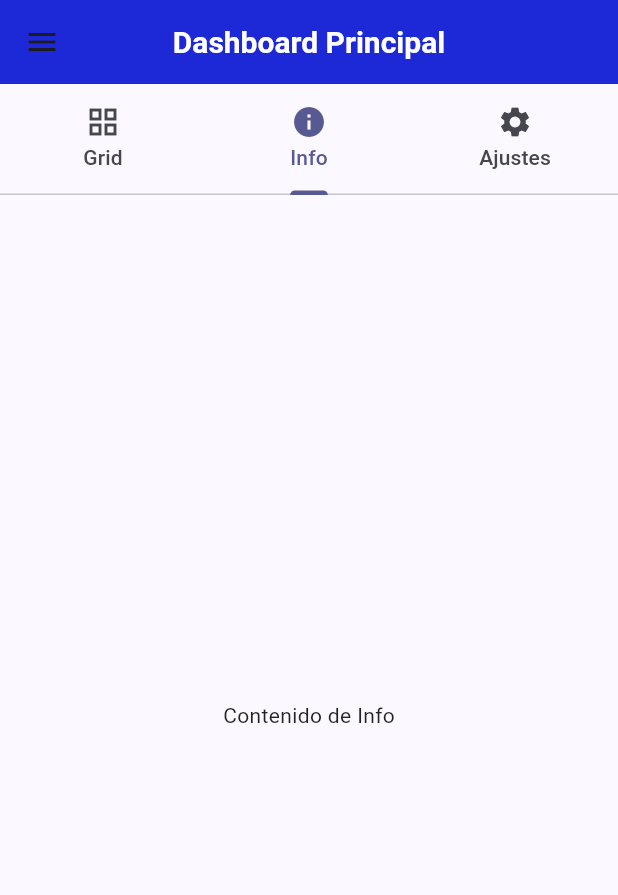
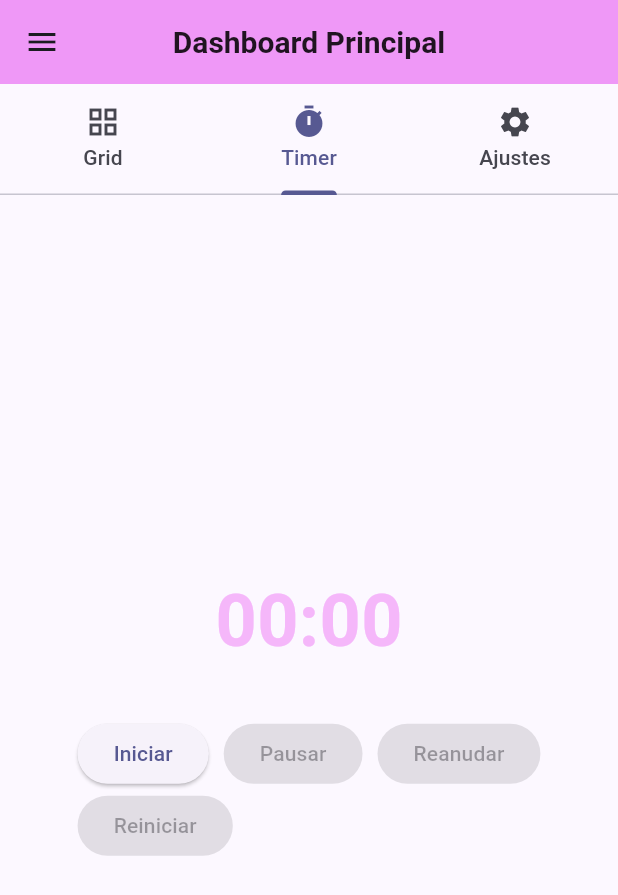
Before and after one commit to NikollduarteR/TalleresMoviles, a Flutter app: the screen it shows after launch, tab 2 chosen, on a phone screen of 412 x 824 dp. Shown: the top 895 px of the screen. Run offline on Flutter 3.47's test engine with Material 3 defaults, Android fonts, the phone set to English and light mode, and no system bars; our stand-ins replace go_router.

Commit message:
(feat) : funcionalidades de future, isolate y timer

```diff
--- a/talleres/lib/Routes/app_router.dart
+++ b/talleres/lib/Routes/app_router.dart
@@ -6,7 +6,9 @@ import '../views/paso_parametros/paso_parametros_screen.dart';
 import '../views/paso_parametros/detalle_screen.dart';
 import '../views/ciclo_vida/ciclo_vida_screen.dart'; // Para CicloVidaScreen
 import 'package:talleres/views/grid/mi_ciclo_vida.dart'; // Para MiCicloVida
-
+import '../views/future/future_view.dart'; // Para FutureView
+import '../views/isolate/isolate_view.dart'; // Para IsolateView
+import '../views/timer/timer_view.dart'; // Para TimerView
 
 final GoRouter appRouter = GoRouter(
   routes: [
@@ -33,6 +35,21 @@ final GoRouter appRouter = GoRouter(
         return DetalleScreen(parametro: parametro, metodoNavegacion: metodo);
       },
     ),
+
+    GoRoute(
+      path: '/registrar',
+      builder: (context, state) => const RegistrarScreen(),
+    ),
+
+    GoRoute(
+      path: '/registrar/:metodo/:valor',
+      builder: (context, state) {
+        final metodo = state.pathParameters['metodo']!;
+        final valor = state.pathParameters['valor']!;
+        return RegistrarDetalleScreen(metodo: metodo, valor: valor);
+      },
+    ),
+
     //!Ruta para el ciclo de vida
     GoRoute(
       path: '/ciclo_vida',
@@ -43,17 +60,25 @@ final GoRouter appRouter = GoRouter(
       path: '/ciclo_vida_demo',
       builder: (context, state) => const MiCicloVida(),
     ),
+
+    //!Ruta para FUTURE
     GoRoute(
-      path: '/registrar',
-      builder: (context, state) => const RegistrarScreen(),
+      path: '/future',
+      name: 'future',
+      builder: (context, state) => const FutureView(),
     ),
+    //!Ruta para ISOLATE
     GoRoute(
-      path: '/registrar/:metodo/:valor',
-      builder: (context, state) {
-        final metodo = state.pathParameters['metodo']!;
-        final valor = state.pathParameters['valor']!;
-        return RegistrarDetalleScreen(metodo: metodo, valor: valor);
-      },
+      path: '/isolate',
+      name: 'isolate',
+      builder: (context, state) => const IsolateView(),
+    ),
+
+    //!Ruta para TIMER
+    GoRoute(
+      path: '/timer',
+      name: 'timer',
+      builder: (context, state) => const TimerView(),
     ),
   ],
 );
--- a/talleres/lib/themes/app_theme.dart
+++ b/talleres/lib/themes/app_theme.dart
@@ -12,9 +12,9 @@ class AppTheme {
       appBarTheme: const AppBarTheme(
         centerTitle: true,
         elevation: 0,
-        backgroundColor: Color.fromARGB(255, 29, 41, 214), // Color del AppBar
+        backgroundColor: Color.fromARGB(255, 239, 152, 247), // Color del AppBar
         titleTextStyle: TextStyle(
-          color: Colors.white, // Texto blanco para el AppBar
+          color: Colors.black87, // Texto blanco para el AppBar
           fontSize: 20,
           fontWeight: FontWeight.bold,
         ),
--- /dev/null
+++ b/talleres/lib/views/timer/timer_view.dart
@@ -0,0 +1,90 @@
+import 'dart:async';
+import 'package:flutter/material.dart';
+
+class TimerView extends StatefulWidget {
+  const TimerView({super.key});
+
+  @override
+  State<TimerView> createState() => TimerViewState();
+}
+
+class TimerViewState extends State<TimerView> {
+  int segundos = 0;
+  Timer? _timer;
+  bool corriendo = false;
+
+  void iniciar() {
+    if (_timer != null && _timer!.isActive) return;
+    setState(() => corriendo = true);
+    _timer = Timer.periodic(const Duration(seconds: 1), (timer) {
+      setState(() => segundos++);
+    });
+  }
+
+  void pausar() {
+    _timer?.cancel();
+    setState(() => corriendo = false);
+  }
+
+  void reanudar() {
+    if (!corriendo) iniciar();
+  }
+
+  void reiniciar() {
+    _timer?.cancel();
+    setState(() {
+      segundos = 0;
+      corriendo = false;
+    });
+  }
+
+  @override
+  void dispose() {
+    _timer?.cancel();
+    super.dispose();
+  }
+
+  @override
+  Widget build(BuildContext context) {
+    final minutos = (segundos ~/ 60).toString().padLeft(2, '0');
+    final seg = (segundos % 60).toString().padLeft(2, '0');
+
+    return Center(
+      child: Column(
+        mainAxisAlignment: MainAxisAlignment.center,
+        children: [
+          Text(
+            '$minutos:$seg',
+            style: const TextStyle(
+              fontSize: 48,
+              fontWeight: FontWeight.bold,
+              color: Color.fromARGB(255, 245, 183, 250),
+            ),
+          ),
+          const SizedBox(height: 30),
+          Wrap(
+            spacing: 10,
+            children: [
+              ElevatedButton(
+                onPressed: corriendo ? null : iniciar,
+                child: const Text('Iniciar'),
+              ),
+              ElevatedButton(
+                onPressed: corriendo ? pausar : null,
+                child: const Text('Pausar'),
+              ),
+              ElevatedButton(
+                onPressed: !corriendo && segundos > 0 ? reanudar : null,
+                child: const Text('Reanudar'),
+              ),
+              ElevatedButton(
+                onPressed: segundos > 0 ? reiniciar : null,
+                child: const Text('Reiniciar'),
+              ),
+            ],
+          ),
+        ],
+      ),
+    );
+  }
+}
--- a/talleres/lib/widgets/tab_bar_view.dart
+++ b/talleres/lib/widgets/tab_bar_view.dart
@@ -1,4 +1,5 @@
 import 'package:flutter/material.dart';
+import 'package:talleres/views/timer/timer_view.dart';
 import 'grid_view.dart'; // Ajusta la ruta si es necesario
 
 class TabBarScreen extends StatelessWidget {
@@ -13,7 +14,7 @@ class TabBarScreen extends StatelessWidget {
           const TabBar(
             tabs: [
               Tab(icon: Icon(Icons.grid_view), text: 'Grid'),
-              Tab(icon: Icon(Icons.info), text: 'Info'),
+              Tab(icon: Icon(Icons.timer), text: 'Timer'),
               Tab(icon: Icon(Icons.settings), text: 'Ajustes'),
             ],
           ),
@@ -22,10 +23,15 @@ class TabBarScreen extends StatelessWidget {
               children: [
                 // Primera pestaña: tu GridViewWidget con 3 elementos
                 GridViewWidget(
-                  items: const ['Registrarse', 'Ciclo de vida', 'Opción 3'],
+                  items: const [
+                    'Registrarse',
+                    'Ciclo de vida',
+                    'Future',
+                    'Isolate',
+                  ],
                 ),
-                // Segunda pestaña: Info
-                const Center(child: Text('Contenido de Info')),
+                // Segunda pestaña: Timer
+                const TimerView(),
                 // Tercera pestaña: Ajustes
                 const Center(child: Text('Contenido de Ajustes')),
               ],
```
Also changed, not shown: talleres/lib/views/future/future_view.dart (added, +116 -0 lines), talleres/lib/views/isolate/isolate_view.dart (added, +138 -0 lines), talleres/lib/widgets/grid_view.dart (+23 -9 lines), talleres/assets/ensayo.dart (added).
